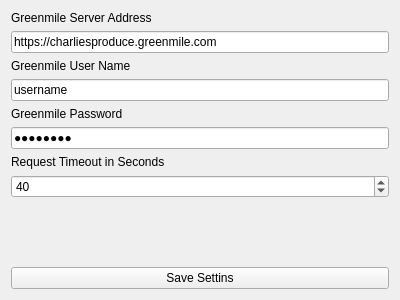
The window that Bridge/Greenmile/greenmileconfigwidget.ui (ademarest/GreenmileBridge) describes before a commit, drawn with Qt 5.
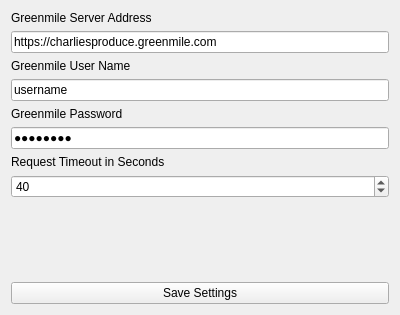
The same window after the commit.

Commit message: DEVEL: Bridge queue cleared on abort. Fixed type in GMConfigWidget

```diff
--- a/Bridge/Greenmile/greenmileconfigwidget.ui
+++ b/Bridge/Greenmile/greenmileconfigwidget.ui
@@ -7,7 +7,7 @@
     <x>0</x>
     <y>0</y>
     <width>400</width>
-    <height>300</height>
+    <height>315</height>
    </rect>
   </property>
   <property name="windowTitle">
@@ -36,7 +36,7 @@
      <item row="9" column="0">
       <widget class="QPushButton" name="saveSettingsButton">
        <property name="text">
-        <string>Save Settins</string>
+        <string>Save Settings</string>
        </property>
       </widget>
      </item>
```
The commit also changes 1 other file.
